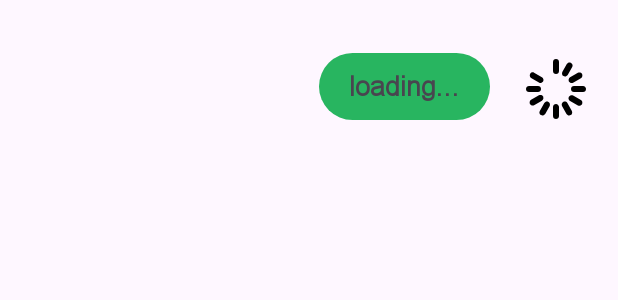
After one commit to djl-win/HealthGuard, an Android app: the layout message_send_list_item.xml on its own in the app's theme, with its tools: preview values and no code run, on a phone screen of 412 x 824 dp. The commit adds this screen. Shown: the top 300 px of the screen. Run offline under Robolectric (Android 15) with nearby library versions, the phone set to English and light mode, and no system bars.

Commit message:
part of chat function

```diff
--- /dev/null
+++ b/app/src/main/res/drawable/rounded_send_background.xml
@@ -0,0 +1,10 @@
+<?xml version="1.0" encoding="utf-8"?>
+<selector xmlns:android="http://schemas.android.com/apk/res/android">
+    <item>
+        <shape>
+            <solid android:color="#28B560" /> <!-- 这里是输入框的背景色 -->
+            <corners android:radius="30dp" /> <!-- 这里设置圆角的弧度 -->
+            <padding android:left="20dp" android:top="10dp" android:right="20dp" android:bottom="10dp" /> <!-- 为输入框添加一些内部边距 -->
+        </shape>
+    </item>
+</selector>
--- a/app/src/main/res/layout/fragment_message.xml
+++ b/app/src/main/res/layout/fragment_message.xml
@@ -42,7 +42,7 @@
 
     <androidx.recyclerview.widget.RecyclerView
         android:id="@+id/recycler_view_chat_records_message"
-        android:paddingTop="35dp"
+        android:paddingTop="10dp"
         android:layout_width="match_parent"
         android:layout_height="0dp"
         android:layout_weight="1"
--- a/app/src/main/res/layout/message_list_item.xml
+++ b/app/src/main/res/layout/message_reveive_list_item.xml
@@ -1,7 +1,9 @@
 <?xml version="1.0" encoding="utf-8"?>
 <LinearLayout xmlns:android="http://schemas.android.com/apk/res/android"
+    android:id="@+id/linear_layout_message_item"
     android:layout_width="wrap_content"
     android:layout_height="wrap_content"
+    android:layout_marginTop="35dp"
     android:orientation="horizontal">
     <ImageView
         android:id="@+id/image_view_avatar_message_item"
@@ -17,7 +19,9 @@
         android:layout_width="wrap_content"
         android:layout_height="wrap_content"
         android:text="@string/loading"
+        android:background="@drawable/rounded_receive_background"
         android:textSize="18sp"
+        android:maxWidth="300dp"
         style="@style/chat_page_string_text1" />
 
 </LinearLayout>
--- /dev/null
+++ b/app/src/main/res/layout/message_send_list_item.xml
@@ -0,0 +1,28 @@
+<LinearLayout xmlns:android="http://schemas.android.com/apk/res/android"
+    android:id="@+id/linear_layout_message_sent"
+    android:layout_width="match_parent"
+    android:layout_height="wrap_content"
+    android:layout_marginTop="35dp"
+    android:orientation="horizontal"
+    android:gravity="end">
+
+    <TextView
+        android:id="@+id/text_view_content_message_item"
+        android:layout_width="wrap_content"
+        android:layout_height="wrap_content"
+        android:text="@string/loading"
+        android:background="@drawable/rounded_send_background"
+        android:textSize="18sp"
+        android:maxWidth="300dp"
+        style="@style/chat_page_string_text1" />
+
+    <ImageView
+        android:id="@+id/image_view_avatar_message_item"
+        android:layout_width="48dp"
+        android:layout_height="48dp"
+        android:layout_marginStart="20dp"
+        android:layout_marginEnd="17dp"
+        android:src="@drawable/load_image"
+        android:contentDescription="@string/image" />
+
+</LinearLayout>
```
Also changed, not shown: app/src/main/java/com/comp5216/healthguard/adapter/MessagesListAdapter.java (+19 -5 lines), app/src/main/java/com/comp5216/healthguard/repository/ChatRepository.java (+5 -9 lines), app/src/main/res/drawable/rounded_receive_background.xml (added, +10 -0 lines).
